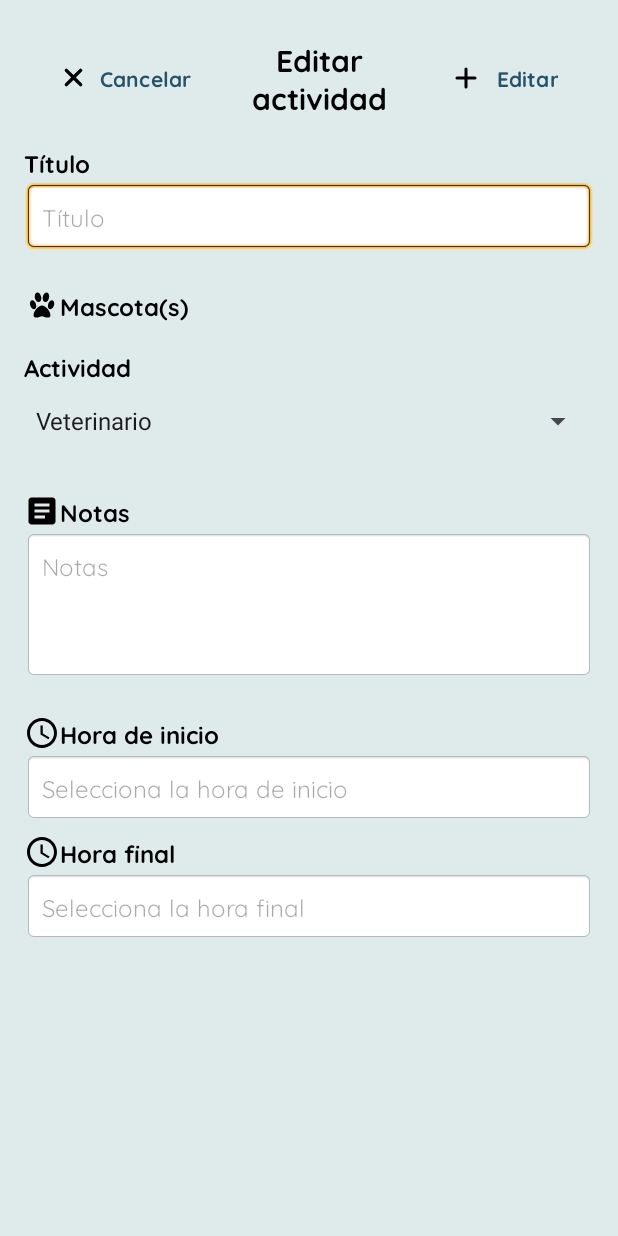
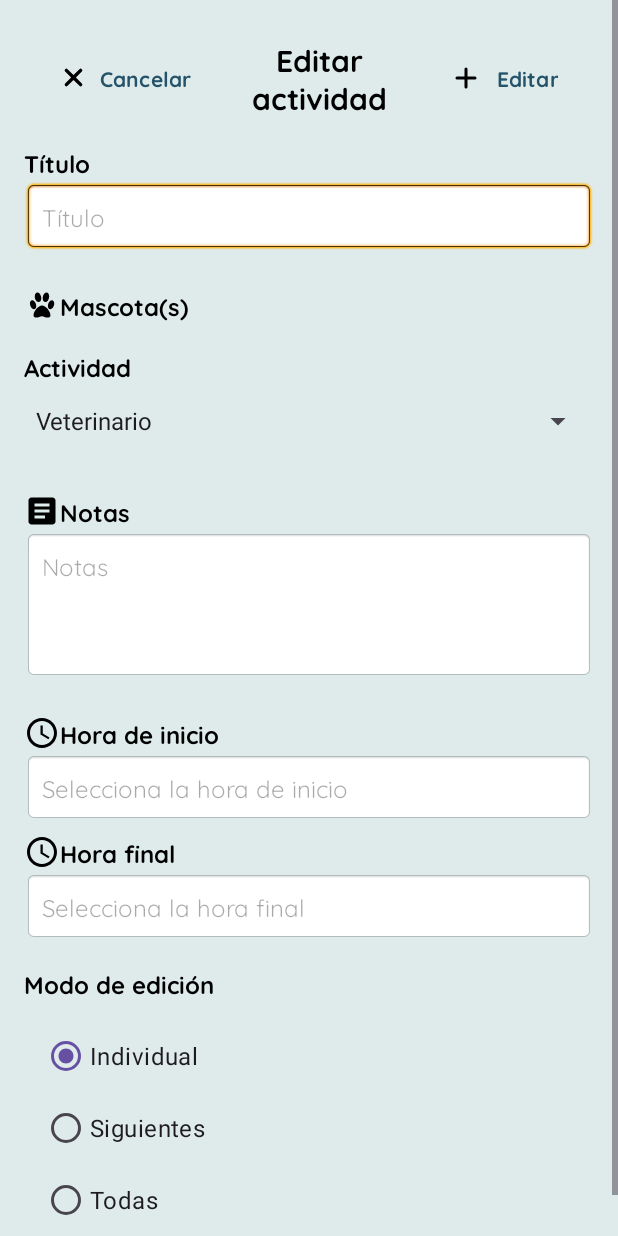
Before and after one commit to ibra-barraza/Agenda-peluda, an Android app: the ActualizarActividad screen opened directly, with no data from a screen before it, on a phone screen of 412 x 824 dp. Run offline under Robolectric (Android 15) with nearby library versions, the phone set to English and light mode, and no system bars; our stand-ins replace Firebase (no records; nobody signed in at launch, a user with empty details on screens opened directly).

Commit message:
Añadir modo de edición de actividades

```diff
--- a/app/src/main/java/mx/edu/itesca/agendapeludacalendario/ActividadItem.kt
+++ b/app/src/main/java/mx/edu/itesca/agendapeludacalendario/ActividadItem.kt
@@ -8,5 +8,6 @@ data class ActividadItem(
     var horaInicio: String? = null,
     var horaFinal: String? = null,
     var notas: String? = null,
-    var nombresMascotas: List<String>? = null
+    var nombresMascotas: List<String>? = null,
+    var createdAt: Long = 0L
 )
--- a/app/src/main/java/mx/edu/itesca/agendapeludacalendario/CalendarActivity.kt
+++ b/app/src/main/java/mx/edu/itesca/agendapeludacalendario/CalendarActivity.kt
@@ -168,6 +168,8 @@ class CalendarActivity : AppCompatActivity() {
         intent.putExtra("horaInicio", actividad.horaInicio)
         intent.putExtra("horaFinal", actividad.horaFinal)
         intent.putExtra("notas", actividad.notas)
+        intent.putExtra("fecha", actividad.fecha)
+        intent.putExtra("createdAt", actividad.createdAt)
         startActivity(intent)
     }
 
--- a/app/src/main/java/mx/edu/itesca/agendapeludacalendario/activity_add_event.kt
+++ b/app/src/main/java/mx/edu/itesca/agendapeludacalendario/activity_add_event.kt
@@ -134,6 +134,8 @@ class activity_add_event : AppCompatActivity() {
                 generarFechasRepetidas(fechaInicial, repeticion, 10)
             }
 
+            val createdAt = System.currentTimeMillis()
+
             for (fecha in fechas) {
                 val actividadToDo = ActividadItem(
                     titulo = titulo,
@@ -142,7 +144,8 @@ class activity_add_event : AppCompatActivity() {
                     horaInicio = horaInicio,
                     horaFinal = horaFinal,
                     notas = notas,
-                    nombresMascotas = mascotasSeleccionadas
+                    nombresMascotas = mascotasSeleccionadas,
+                    createdAt = createdAt
                 )
 
                 val actividadRef = db.collection("usuarios")
--- a/app/src/main/res/layout/activity_actualizar_actividad.xml
+++ b/app/src/main/res/layout/activity_actualizar_actividad.xml
@@ -1,10 +1,16 @@
 <?xml version="1.0" encoding="utf-8"?>
-<LinearLayout xmlns:android="http://schemas.android.com/apk/res/android"
+<ScrollView xmlns:android="http://schemas.android.com/apk/res/android"
     xmlns:app="http://schemas.android.com/apk/res-auto"
     xmlns:tools="http://schemas.android.com/tools"
     android:layout_width="match_parent"
     android:layout_height="match_parent"
     android:background="@color/Color_principal"
+    android:fillViewport="true"
+    tools:context=".ActualizarActividad">
+
+    <LinearLayout
+        android:layout_width="match_parent"
+        android:layout_height="match_parent"
         android:orientation="vertical"
         android:padding="16dp"
         tools:context=".ActualizarActividad">
@@ -196,4 +202,40 @@
             android:textColor="@android:color/black"
             android:textSize="16sp" />
 
+        <TextView
+            android:layout_width="match_parent"
+            android:layout_height="wrap_content"
+            android:layout_marginTop="16dp"
+            android:fontFamily="@font/quicksand_bold"
+            android:text="Modo de edición"
+            android:textColor="@android:color/black"
+            android:textSize="16sp"
+            android:textStyle="bold" />
+
+        <RadioGroup
+            android:id="@+id/radioGroupModo"
+            android:layout_width="match_parent"
+            android:layout_height="wrap_content"
+            android:padding="12dp">
+            <RadioButton
+                android:id="@+id/rbIndividual"
+                android:layout_width="match_parent"
+                android:layout_height="wrap_content"
+                android:text="Individual"
+                android:textSize="16sp"
+                android:checked="true" />
+            <RadioButton
+                android:id="@+id/rbSiguientes"
+                android:layout_width="match_parent"
+                android:layout_height="wrap_content"
+                android:text="Siguientes"
+                android:textSize="16sp" />
+            <RadioButton
+                android:id="@+id/rbTodas"
+                android:layout_width="match_parent"
+                android:layout_height="wrap_content"
+                android:text="Todas"
+                android:textSize="16sp" />
+        </RadioGroup>
     </LinearLayout>
+</ScrollView>
```
Also changed, not shown: app/src/main/java/mx/edu/itesca/agendapeludacalendario/ActualizarActividad.kt (+88 -0 lines). Lines whose indentation alone changed are shown as unchanged.
